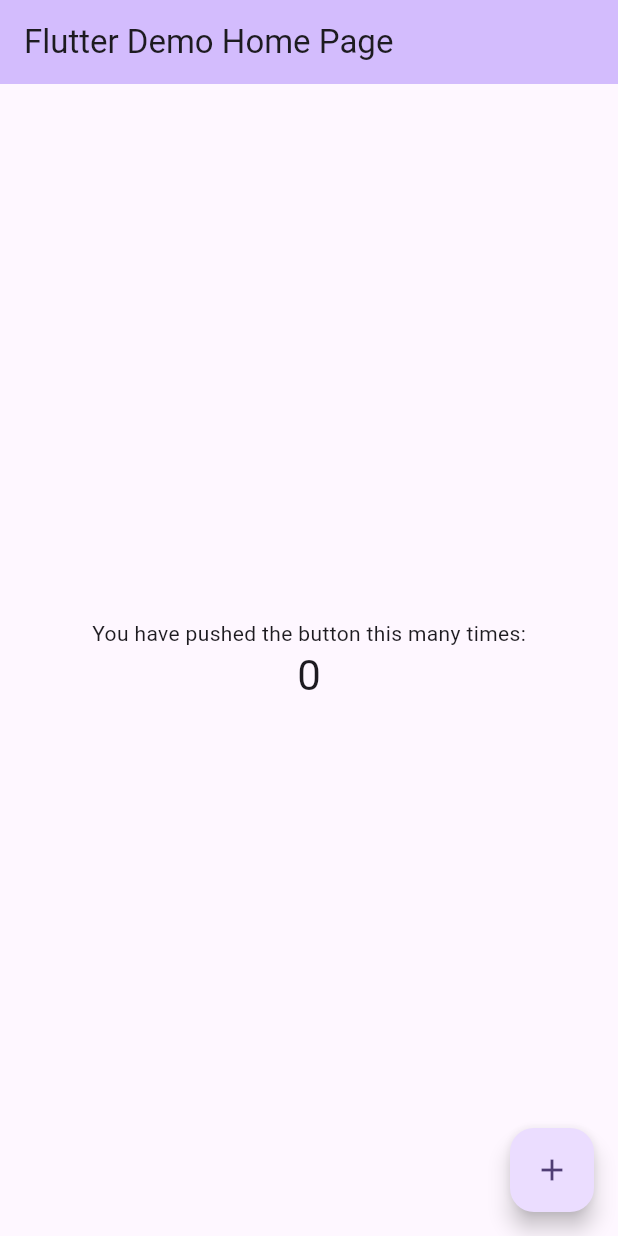
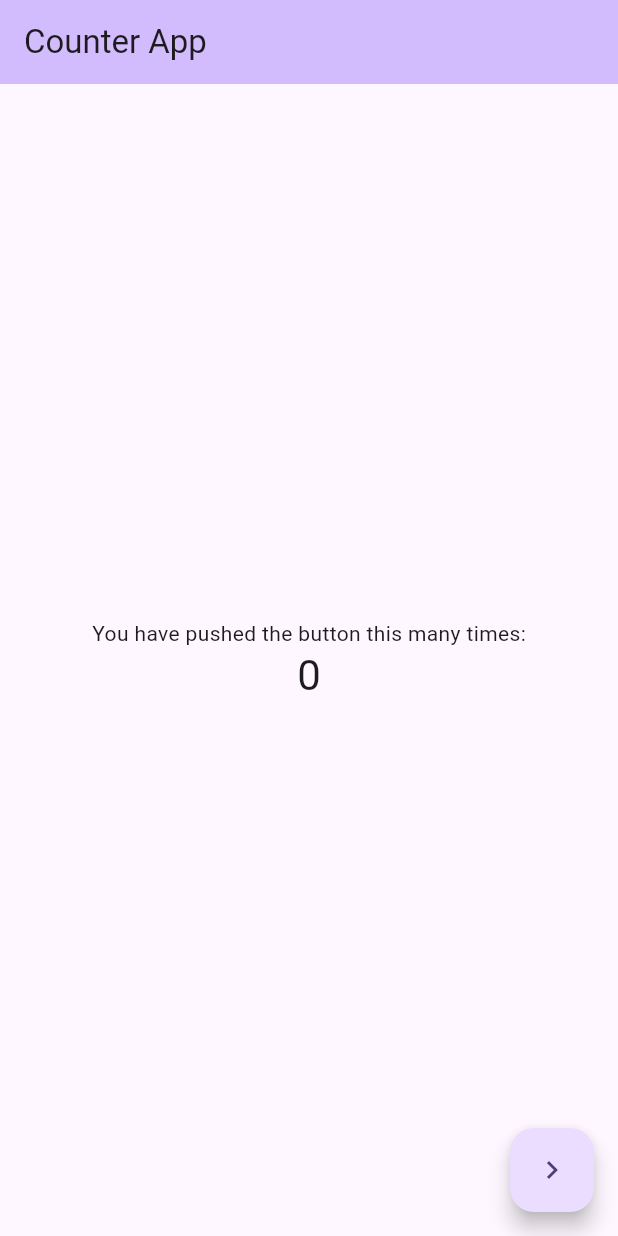
Before and after one commit to avadhksapariya/counter_app, a Flutter app: the screen it shows after launch, on a phone screen of 412 x 824 dp. Run offline on Flutter 3.47's test engine with Material 3 defaults, Android fonts, the phone set to English and light mode, and no system bars; our stand-ins replace flutter_bloc.

Commit message:
Home Page                - Learned to manage state of counter by integrating cubit with UI.                - Learned to manage state of counter change when it is managed in the same screen.
               Main
               - Learned to manage state in entire app by integrating BlocProvider.

               Counter Cubit
               - Added Increment and Decrement counter functions and state management logic.

               Inc Dec Counter Screen
               - Learned to manage state of counter change when it is managed in another screen after navi

gation.

```diff
--- /dev/null
+++ b/lib/cubit/cubit_counter.dart
@@ -0,0 +1,17 @@
+import 'package:flutter_bloc/flutter_bloc.dart';
+
+class CounterCubit extends Cubit<int> {
+  CounterCubit() : super(0);
+
+  void increment() {
+    emit(state + 1);
+  }
+
+  void decrement() {
+    if (state > 0) {
+      emit(state - 1);
+    } else {
+      return;
+    }
+  }
+}
--- a/lib/main.dart
+++ b/lib/main.dart
@@ -1,5 +1,7 @@
+import 'package:counter_app/cubit/cubit_counter.dart';
 import 'package:counter_app/screen_home_page.dart';
 import 'package:flutter/material.dart';
+import 'package:flutter_bloc/flutter_bloc.dart';
 
 void main() {
   runApp(const MyApp());
@@ -10,13 +12,17 @@ class MyApp extends StatelessWidget {
 
   @override
   Widget build(BuildContext context) {
-    return MaterialApp(
-      title: 'Flutter Demo',
-      theme: ThemeData(
-        colorScheme: ColorScheme.fromSeed(seedColor: Colors.deepPurple),
-        useMaterial3: true,
+    return BlocProvider(
+      create: (_) => CounterCubit(),
+      child: MaterialApp(
+        debugShowCheckedModeBanner: false,
+        title: 'Flutter Demo',
+        theme: ThemeData(
+          colorScheme: ColorScheme.fromSeed(seedColor: Colors.deepPurple),
+          useMaterial3: true,
+        ),
+        home: const MyHomePage(),
       ),
-      home: const MyHomePage(title: 'Flutter Demo Home Page'),
     );
   }
 }
--- a/lib/screen_home_page.dart
+++ b/lib/screen_home_page.dart
@@ -1,29 +1,19 @@
+import 'package:counter_app/cubit/cubit_counter.dart';
+import 'package:counter_app/screen_inc_dec_button.dart';
 import 'package:flutter/material.dart';
+import 'package:flutter_bloc/flutter_bloc.dart';
 
-class MyHomePage extends StatefulWidget {
-  const MyHomePage({super.key, required this.title});
-
-  final String title;
-
-  @override
-  State<MyHomePage> createState() => _MyHomePageState();
-}
-
-class _MyHomePageState extends State<MyHomePage> {
-  int _counter = 0;
-
-  void _incrementCounter() {
-    setState(() {
-      _counter++;
-    });
-  }
+class MyHomePage extends StatelessWidget {
+  const MyHomePage({super.key});
 
   @override
   Widget build(BuildContext context) {
+    final counterCubit = BlocProvider.of<CounterCubit>(context);
+
     return Scaffold(
       appBar: AppBar(
         backgroundColor: Theme.of(context).colorScheme.inversePrimary,
-        title: Text(widget.title),
+        title: const Text('Counter App'),
       ),
       body: Center(
         child: Column(
@@ -32,17 +22,23 @@ class _MyHomePageState extends State<MyHomePage> {
             const Text(
               'You have pushed the button this many times:',
             ),
-            Text(
-              '$_counter',
-              style: Theme.of(context).textTheme.headlineMedium,
+            BlocBuilder<CounterCubit, int>(
+              bloc: counterCubit,
+              builder: (context, counter) {
+                return Text(
+                  '$counter',
+                  style: Theme.of(context).textTheme.headlineMedium,
+                );
+              },
             ),
           ],
         ),
       ),
       floatingActionButton: FloatingActionButton(
-        onPressed: _incrementCounter,
-        tooltip: 'Increment',
-        child: const Icon(Icons.add),
+        onPressed: () {
+          Navigator.of(context).push(MaterialPageRoute(builder: (context) => const IncDecButtonScreen()));
+        },
+        child: const Icon(Icons.navigate_next),
       ),
     );
   }
```
Also changed, not shown: lib/screen_inc_dec_button.dart (added, +35 -0 lines).
